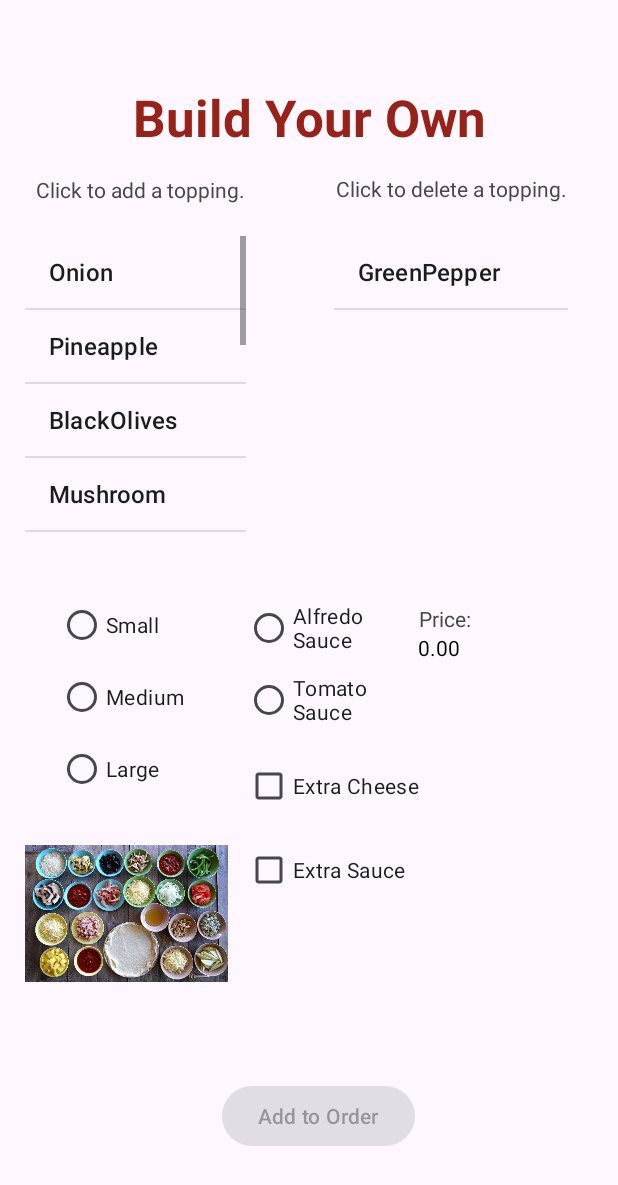
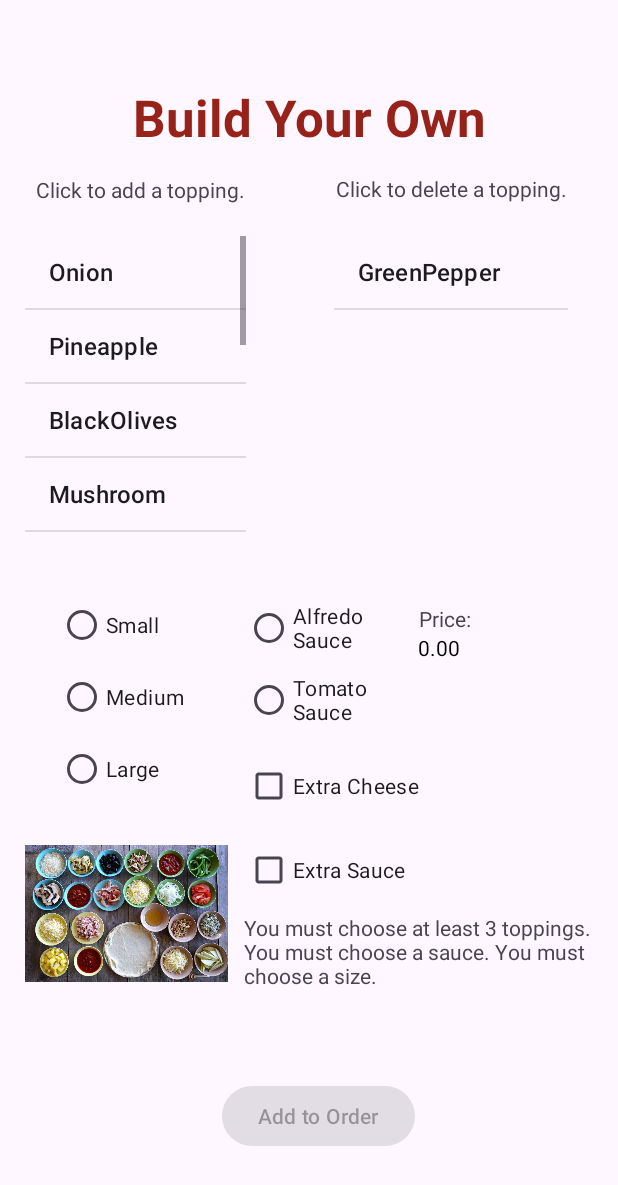
Before and after one commit to deshnadoshi/RUPizzaApp, an Android app: the BuildYourOwnActivity screen opened directly, with no data from a screen before it, after a tap on "GreenPepper", on a phone screen of 412 x 824 dp. Shown: the top 1185 px of the screen. Run offline under Robolectric (Android 15) with nearby library versions, the phone set to English and light mode, and no system bars.

Commit message:
Fixed BYO price issue

```diff
--- a/app/src/main/java/com/example/rupizzaapp/BuildYourOwnActivity.java
+++ b/app/src/main/java/com/example/rupizzaapp/BuildYourOwnActivity.java
@@ -160,7 +160,7 @@ public class BuildYourOwnActivity extends AppCompatActivity {
      */
     @SuppressLint("DefaultLocale")
     private void calculatePrice(){
-        double pizzaPrice = 0.0;
+        double pizzaPrice = 0.00;
         byoSize = findViewById(R.id.byoSize);
         byoSauce = findViewById(R.id.byoSauce);
         byoExtraCheese = findViewById(R.id.byoExtraCheese);
@@ -195,10 +195,11 @@ public class BuildYourOwnActivity extends AppCompatActivity {
             new_order.setExtraSauce(false);
         }
         if (new_order != null){
-            new_order.setPrice(pizzaPrice);
+            double pizza_total = Math.round(pizzaPrice * 100.0) / 100.0;
+            new_order.setPrice(pizza_total);
         }
         byoPrice = findViewById(R.id.byoPrice);
-        byoPrice.setText(String.format("%.2f", pizzaPrice));
+        byoPrice.setText("" + String.format("%.2f", pizzaPrice));
     }
 
     /**
--- a/app/src/main/res/layout/activity_byo.xml
+++ b/app/src/main/res/layout/activity_byo.xml
@@ -216,4 +216,18 @@
         app:layout_constraintTop_toTopOf="parent"
         app:layout_constraintVertical_bias="0.144" />
 
+    <TextView
+        android:id="@+id/textView6"
+        android:layout_width="240dp"
+        android:layout_height="53dp"
+        android:layout_marginStart="162dp"
+        android:layout_marginTop="562dp"
+        android:layout_marginEnd="9dp"
+        android:layout_marginBottom="116dp"
+        android:text="@string/byo_directions"
+        app:layout_constraintBottom_toBottomOf="parent"
+        app:layout_constraintEnd_toEndOf="parent"
+        app:layout_constraintStart_toStartOf="parent"
+        app:layout_constraintTop_toTopOf="parent" />
+
 </androidx.constraintlayout.widget.ConstraintLayout>
--- a/app/src/main/res/values/strings.xml
+++ b/app/src/main/res/values/strings.xml
@@ -28,4 +28,5 @@
     <string name="delete_topping">Click to delete a topping.</string>
     <string name="click_type">Click to select specialty pizza type.</string>
     <string name="quantity">Quantity:</string>
+    <string name="byo_directions">You must choose at least 3 toppings. You must choose a sauce. You must choose a size.</string>
 </resources>
```
